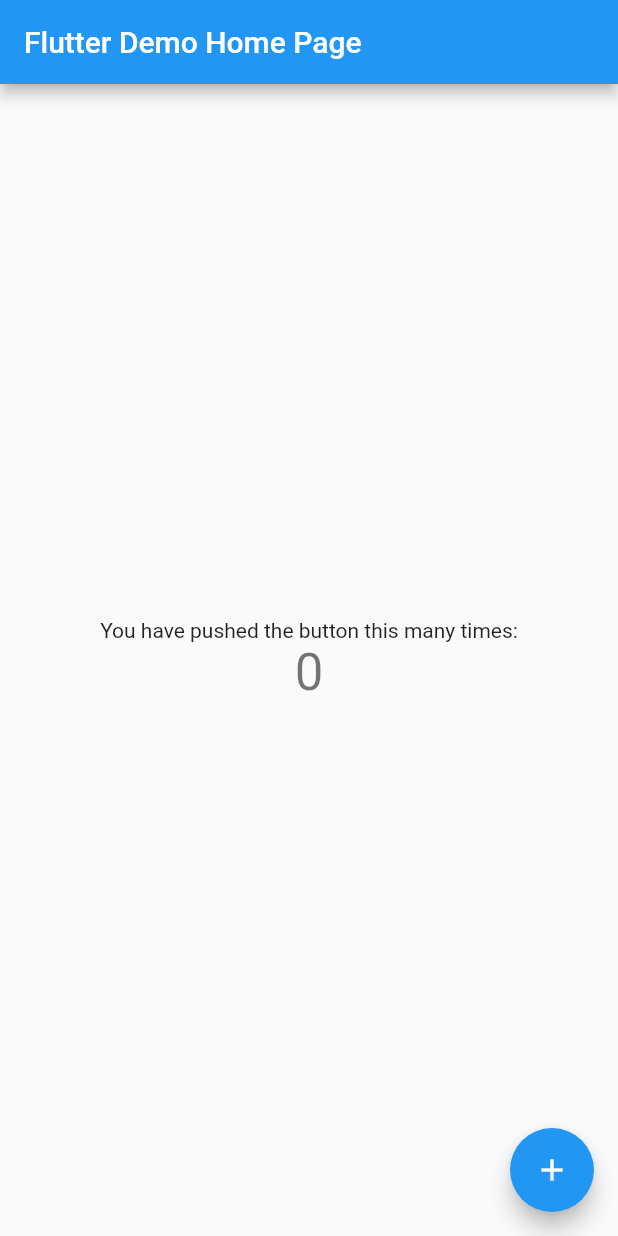
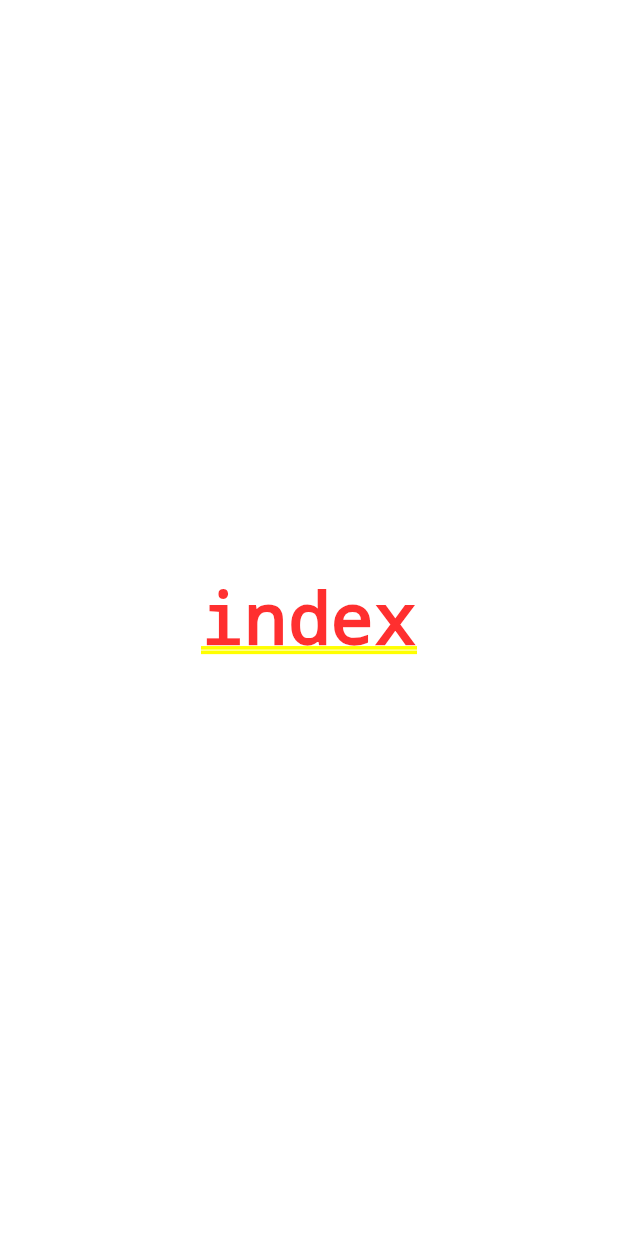
Before and after one commit to fogfire/flutter-bilibili, a Flutter app: the screen it shows after launch, on a phone screen of 412 x 824 dp. Run offline on Flutter 3.47's test engine with Material 2 defaults, Android fonts, the phone set to English and light mode, and no system bars.

Commit message:
feature: 启动页

```diff
--- a/lib/main.dart
+++ b/lib/main.dart
@@ -1,111 +1,53 @@
 import 'package:flutter/material.dart';
+import 'dart:async';
+import 'pages/home.dart';
 
 void main() => runApp(MyApp());
 
 class MyApp extends StatelessWidget {
-  // This widget is the root of your application.
   @override
   Widget build(BuildContext context) {
     return MaterialApp(
-      title: 'Flutter Demo',
+      debugShowCheckedModeBanner: false,
       theme: ThemeData(
-        // This is the theme of your application.
-        //
-        // Try running your application with "flutter run". You'll see the
-        // application has a blue toolbar. Then, without quitting the app, try
-        // changing the primarySwatch below to Colors.green and then invoke
-        // "hot reload" (press "r" in the console where you ran "flutter run",
-        // or simply save your changes to "hot reload" in a Flutter IDE).
-        // Notice that the counter didn't reset back to zero; the application
-        // is not restarted.
-        primarySwatch: Colors.blue,
+        primarySwatch: Colors.pink,
       ),
-      home: MyHomePage(title: 'Flutter Demo Home Page'),
+      initialRoute: '/',
+      routes: {
+        "/": (context) => LaunchPage(),
+        "home": (context) => HomePage(arg: ModalRoute.of(context).settings.arguments),
+      },
     );
   }
 }
 
-class MyHomePage extends StatefulWidget {
-  MyHomePage({Key key, this.title}) : super(key: key);
+class LaunchPage extends StatefulWidget {
+  LaunchPage({Key key}) : super(key: key);
+  @override
+  _LaunchPageState createState() => _LaunchPageState();
+}
 
-  // This widget is the home page of your application. It is stateful, meaning
-  // that it has a State object (defined below) that contains fields that affect
-  // how it looks.
-
-  // This class is the configuration for the state. It holds the values (in this
-  // case the title) provided by the parent (in this case the App widget) and
-  // used by the build method of the State. Fields in a Widget subclass are
-  // always marked "final".
-
-  final String title;
+class _LaunchPageState extends State<LaunchPage> {
 
   @override
-  _MyHomePageState createState() => _MyHomePageState();
-}
-
-class _MyHomePageState extends State<MyHomePage> {
-  int _counter = 0;
-
-  void _incrementCounter() {
-    setState(() {
-      // This call to setState tells the Flutter framework that something has
-      // changed in this State, which causes it to rerun the build method below
-      // so that the display can reflect the updated values. If we changed
-      // _counter without calling setState(), then the build method would not be
-      // called again, and so nothing would appear to happen.
-      _counter++;
+  void initState() {
+    print('初始化、倒计时跳转');
+    Timer(Duration(seconds: 3), () {
+      Navigator.of(context).pushNamed("home", arguments: "index");
+      print('打开首页');
     });
+    super.initState();
   }
 
   @override
   Widget build(BuildContext context) {
-    // This method is rerun every time setState is called, for instance as done
-    // by the _incrementCounter method above.
-    //
-    // The Flutter framework has been optimized to make rerunning build methods
-    // fast, so that you can just rebuild anything that needs updating rather
-    // than having to individually change instances of widgets.
-    return Scaffold(
-      appBar: AppBar(
-        // Here we take the value from the MyHomePage object that was created by
-        // the App.build method, and use it to set our appbar title.
-        title: Text(widget.title),
+    print('构建启动页');
+    return SafeArea(
+      child: Column(
+        children: <Widget>[
+          Expanded(child: Image.asset('images/launch.png', fit: BoxFit.fitHeight)),
+        ],
       ),
-      body: Center(
-        // Center is a layout widget. It takes a single child and positions it
-        // in the middle of the parent.
-        child: Column(
-          // Column is also a layout widget. It takes a list of children and
-          // arranges them vertically. By default, it sizes itself to fit its
-          // children horizontally, and tries to be as tall as its parent.
-          //
-          // Invoke "debug painting" (press "p" in the console, choose the
-          // "Toggle Debug Paint" action from the Flutter Inspector in Android
-          // Studio, or the "Toggle Debug Paint" command in Visual Studio Code)
-          // to see the wireframe for each widget.
-          //
-          // Column has various properties to control how it sizes itself and
-          // how it positions its children. Here we use mainAxisAlignment to
-          // center the children vertically; the main axis here is the vertical
-          // axis because Columns are vertical (the cross axis would be
-          // horizontal).
-          mainAxisAlignment: MainAxisAlignment.center,
-          children: <Widget>[
-            Text(
-              'You have pushed the button this many times:',
-            ),
-            Text(
-              '$_counter',
-              style: Theme.of(context).textTheme.display1,
-            ),
-          ],
-        ),
-      ),
-      floatingActionButton: FloatingActionButton(
-        onPressed: _incrementCounter,
-        tooltip: 'Increment',
-        child: Icon(Icons.add),
-      ), // This trailing comma makes auto-formatting nicer for build methods.
     );
   }
 }
--- /dev/null
+++ b/lib/pages/home.dart
@@ -0,0 +1,21 @@
+import 'package:flutter/material.dart';
+
+class HomePage extends StatefulWidget {
+  HomePage({ Key key, @required this.arg }) : super(key: key);
+
+  final String arg;
+
+  @override
+  _HomePageState createState() => _HomePageState();
+}
+
+class _HomePageState extends State<HomePage> {
+  @override
+  Widget build(BuildContext context) {
+    return Container(
+      child: Center(
+        child: Text(widget.arg),
+      ),
+    );
+  }
+}
```
Also changed, not shown: pubspec.yaml (+4 -46 lines), images/launch.png (added), 1 other file.
